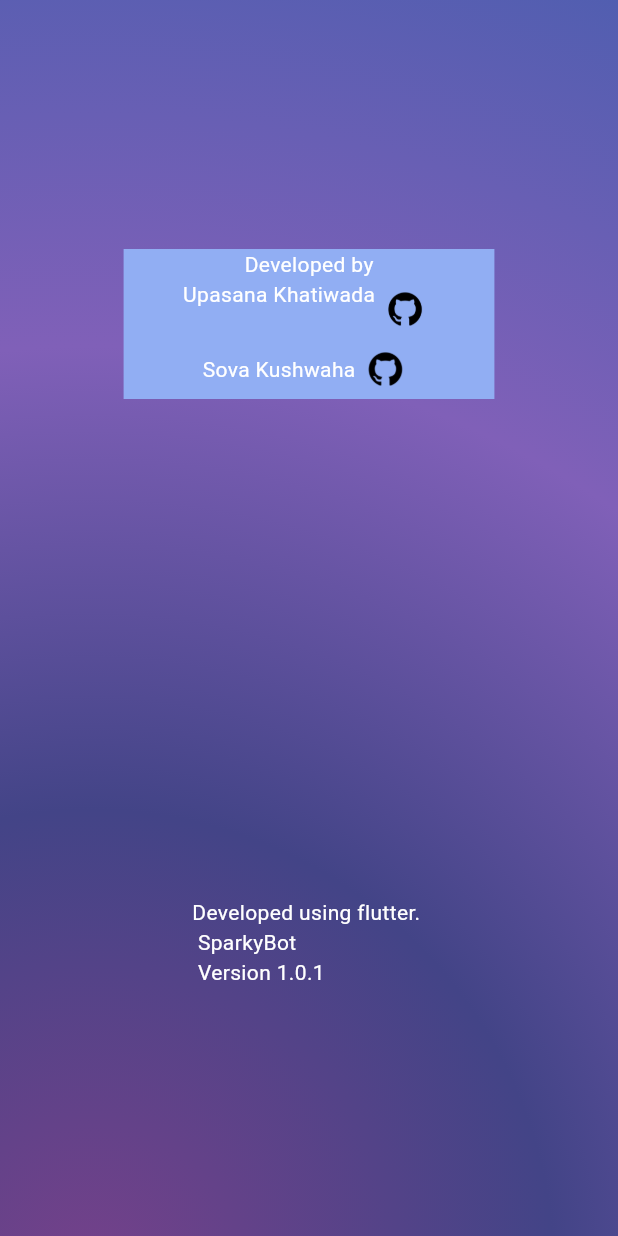
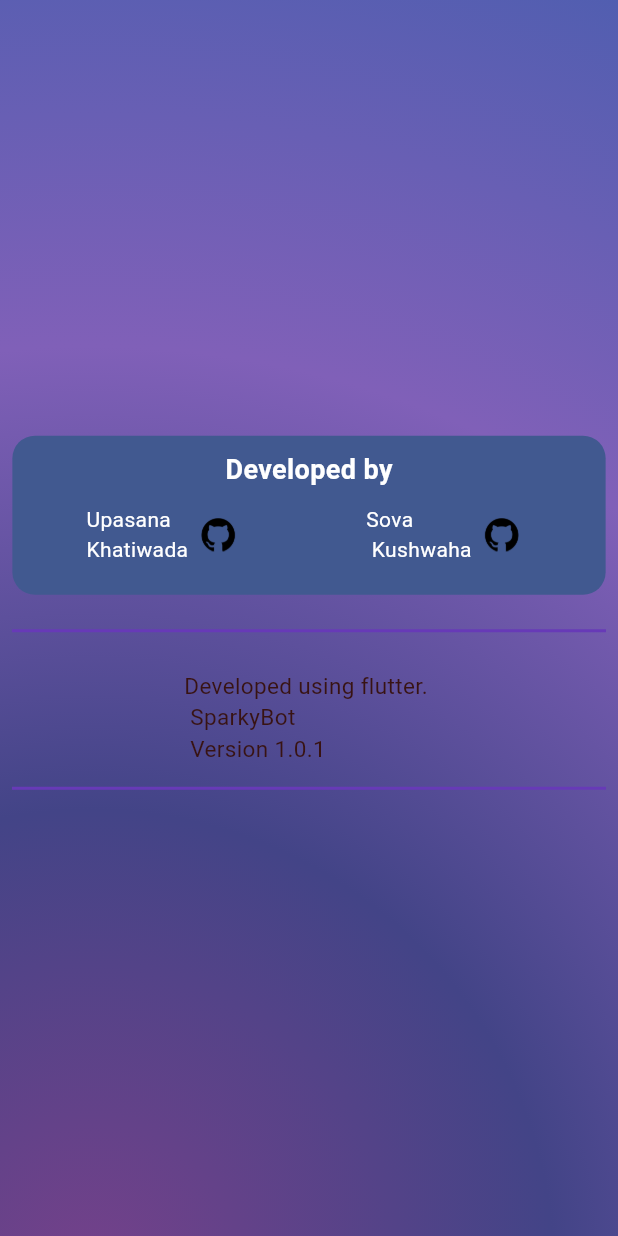
Before and after one commit to sovaamahato/my-Assistant, a Flutter app: the AboutUs screen opened directly, on a phone screen of 412 x 824 dp. Run offline on Flutter 3.47's test engine with Material 3 defaults, Android fonts, the phone set to English and light mode, and no system bars; our stand-ins replace animate_do, cached_network_image, flutter_animate, flutter_tts, get, hidden_drawer_menu and 5 more; missing offline and left inert: dart_openai, easy_audience_network, gallery_saver_updated, translator_plus; accounts and stored records are empty; project files that could hold a hidden picture were left out.

Commit message:
edited about us page

```diff
--- a/lib/pages/about_us.dart
+++ b/lib/pages/about_us.dart
@@ -41,21 +41,35 @@ class AboutUs extends StatelessWidget {
               mainAxisAlignment: MainAxisAlignment.center,
               children: [
                 Spacer(),
-                Container(
-                  width: MediaQuery.of(context).size.width * 0.6,
-                  color: const Color.fromARGB(255, 145, 174, 243),
+                Padding(
+                  padding: const EdgeInsets.all(8.0),
+                  child: Container(
+                    decoration: BoxDecoration(
+                        color: Color.fromARGB(255, 65, 89, 144),
+                        borderRadius: BorderRadius.circular(15)),
+                    padding: const EdgeInsets.all(10),
+                    width: MediaQuery.of(context).size.width * 0.96,
                     child: Column(
                       children: [
                         const Text(
                           'Developed by',
-                        style: TextStyle(color: Colors.white),
+                          style: TextStyle(
+                              color: Colors.white,
+                              fontWeight: FontWeight.bold,
+                              fontSize: 18),
                         ),
+                        SizedBox(
+                          height: 10,
+                        ),
+                        Row(
+                          mainAxisAlignment: MainAxisAlignment.spaceAround,
+                          children: [
                             Row(
                               mainAxisAlignment: MainAxisAlignment.center,
                               crossAxisAlignment: CrossAxisAlignment.start,
                               children: [
                                 const Text(
-                            'Upasana Khatiwada',
+                                  'Upasana \nKhatiwada',
                                   style: TextStyle(color: Colors.white),
                                 ),
                                 GestureDetector(
@@ -69,20 +83,20 @@ class AboutUs extends StatelessWidget {
                                     width: 40,
                                     height: 40,
                                   ),
-                          )
+                                ),
                               ],
                             ),
                             Row(
                               mainAxisAlignment: MainAxisAlignment.center,
                               children: [
                                 const Text(
-                            'Sova Kushwaha',
+                                  'Sova\n Kushwaha',
                                   style: TextStyle(color: Colors.white),
                                 ),
                                 GestureDetector(
                                   onTap: () {
-                              final Uri url =
-                                  Uri.parse('https://github.com/sovaamahato');
+                                    final Uri url = Uri.parse(
+                                        'https://github.com/sovaamahato');
                                     launchUrl(url);
                                   },
                                   child: Image.asset(
@@ -95,15 +109,36 @@ class AboutUs extends StatelessWidget {
                             ),
                           ],
                         ),
+                        SizedBox(
+                          height: 10,
                         ),
-                const Spacer(
-                  flex: 2,
+                      ],
+                    ),
+                  ),
+                ),
+                const Padding(
+                  padding: const EdgeInsets.all(8.0),
+                  child: Divider(
+                    color: Colors.deepPurple,
+                    thickness: 2,
+                  ),
+                ),
+                SizedBox(
+                  height: 10,
                 ),
                 const Text(
                   "Developed using flutter. \n SparkyBot\n Version 1.0.1",
-                  style: TextStyle(color: Colors.white),
+                  style: TextStyle(
+                      color: Color.fromARGB(255, 56, 19, 19), fontSize: 15),
                 ),
-                const Spacer()
+                const Padding(
+                  padding: EdgeInsets.all(8.0),
+                  child: Divider(
+                    color: Colors.deepPurple,
+                    thickness: 2,
+                  ),
+                ),
+                const Spacer(),
               ],
             ),
           )),
--- a/lib/secret.dart
+++ b/lib/secret.dart
@@ -1,3 +1,3 @@
 //const OpenAIAPIKey='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';
 
-const OpenAIAPIKey = '';
+const OpenAIAPIKey = "";
```
Lines whose indentation alone changed are shown as unchanged.
